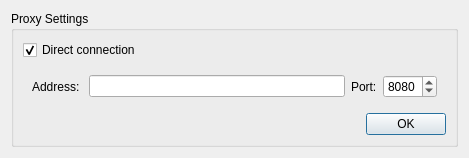
Before: the Qt Designer form src/gui/settingsdialog.ui in edulix/confclerk, drawn with Qt 5.
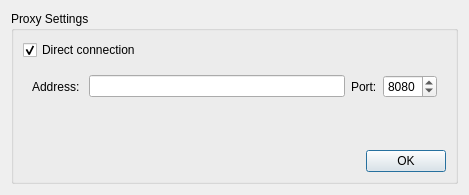
After: the same form once the commit is applied.

The edit to the form file:
```diff
--- a/src/gui/settingsdialog.ui
+++ b/src/gui/settingsdialog.ui
@@ -1,12 +1,12 @@
 <ui version="4.0" >
  <class>SettingsDialog</class>
- <widget class="QDialog" name="SettingsDialog" >
-  <property name="geometry" >
+ <widget class="QDialog" name="SettingsDialog">
+  <property name="geometry">
    <rect>
     <x>0</x>
     <y>0</y>
     <width>469</width>
-    <height>146</height>
+    <height>195</height>
    </rect>
   </property>
   <property name="sizePolicy" >
```
Left out of the diff: 55 changed lines with no effect on the pictures. Lines whose indentation alone changed are shown as unchanged.
